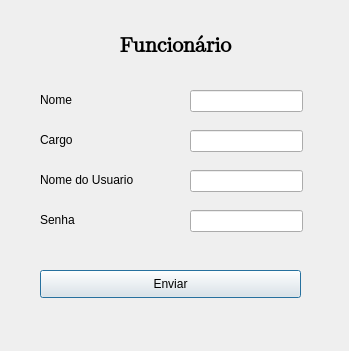
Qt form src/interfaces/telas/Form_Funcionario.ui (PedroSmaxY/hardware-store) before a commit.
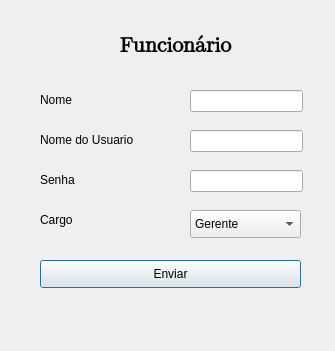
The same form after that commit.

Commit message: Excluindo UI`S Desnecessárias

The edit to the form file:
```diff
--- a/src/interfaces/telas/Form_Funcionario.ui
+++ b/src/interfaces/telas/Form_Funcionario.ui
@@ -6,7 +6,7 @@
    <rect>
     <x>0</x>
     <y>0</y>
-    <width>349</width>
+    <width>335</width>
     <height>351</height>
    </rect>
   </property>
@@ -40,7 +40,7 @@
    <property name="geometry">
     <rect>
      <x>40</x>
-     <y>130</y>
+     <y>210</y>
      <width>51</width>
      <height>20</height>
     </rect>
@@ -49,21 +49,11 @@
     <string>Cargo</string>
    </property>
   </widget>
-  <widget class="QLineEdit" name="lineEdit_cargo">
-   <property name="geometry">
-    <rect>
-     <x>190</x>
-     <y>130</y>
-     <width>113</width>
-     <height>22</height>
-    </rect>
-   </property>
-  </widget>
   <widget class="QLabel" name="label_nomeUsuario">
    <property name="geometry">
     <rect>
      <x>40</x>
-     <y>170</y>
+     <y>130</y>
      <width>161</width>
      <height>20</height>
     </rect>
@@ -76,7 +66,7 @@
    <property name="geometry">
     <rect>
      <x>40</x>
-     <y>210</y>
+     <y>170</y>
      <width>51</width>
      <height>20</height>
     </rect>
@@ -89,7 +79,7 @@
    <property name="geometry">
     <rect>
      <x>190</x>
-     <y>170</y>
+     <y>130</y>
      <width>113</width>
      <height>22</height>
     </rect>
@@ -99,7 +89,7 @@
    <property name="geometry">
     <rect>
      <x>190</x>
-     <y>210</y>
+     <y>170</y>
      <width>113</width>
      <height>22</height>
     </rect>
@@ -132,7 +122,7 @@
    <property name="geometry">
     <rect>
      <x>40</x>
-     <y>270</y>
+     <y>260</y>
      <width>261</width>
      <height>28</height>
     </rect>
@@ -141,6 +131,31 @@
     <string>Enviar</string>
    </property>
   </widget>
+  <widget class="QComboBox" name="comboBox_Cargo">
+   <property name="geometry">
+    <rect>
+     <x>190</x>
+     <y>210</y>
+     <width>111</width>
+     <height>28</height>
+    </rect>
+   </property>
+   <item>
+    <property name="text">
+     <string>Gerente</string>
+    </property>
+   </item>
+   <item>
+    <property name="text">
+     <string>Vendedor</string>
+    </property>
+   </item>
+   <item>
+    <property name="text">
+     <string>Estoquista</string>
+    </property>
+   </item>
+  </widget>
  </widget>
  <resources/>
  <connections/>
```
The commit also changes 4 other files.
